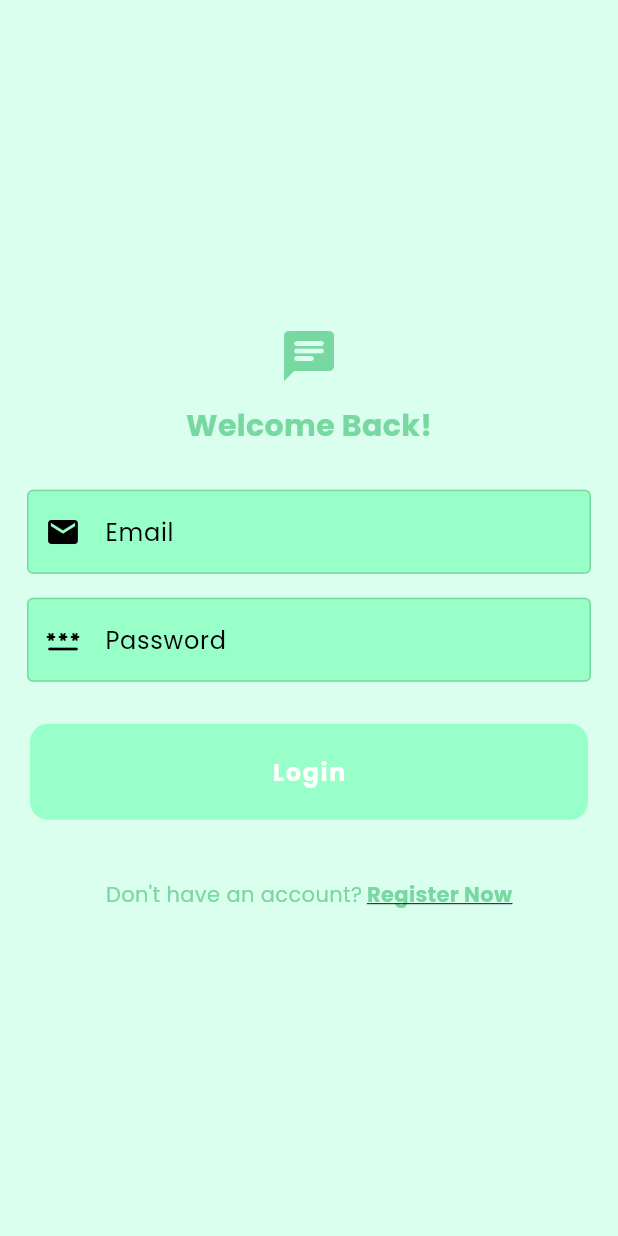
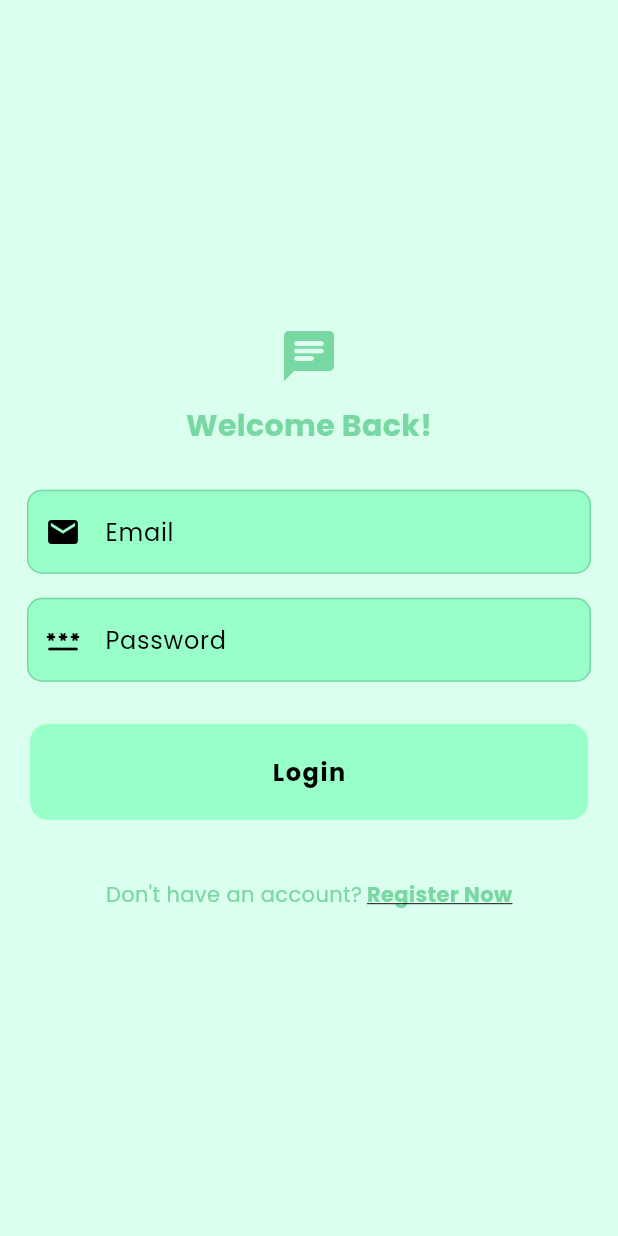
Before and after one commit to Fardeenhimself/chat_app, a Flutter app: the screen it shows after launch, on a phone screen of 412 x 824 dp. Run offline on Flutter 3.47's test engine with Material 3 defaults, Android fonts, the phone set to English and light mode, and no system bars; our stand-ins replace cloud_firestore, firebase_auth, firebase_core, google_fonts; accounts and stored records are empty.

Commit message:
auth button ui changes

```diff
--- a/lib/components/my_button.dart
+++ b/lib/components/my_button.dart
@@ -21,7 +21,7 @@ class MyButton extends StatelessWidget {
           child: Text(
             text,
             style: Theme.of(context).textTheme.bodyLarge!.copyWith(
-              color: Colors.white,
+              color: Theme.of(context).colorScheme.onPrimary,
               fontWeight: FontWeight.bold,
               letterSpacing: 1,
             ),
--- a/lib/components/my_textfield.dart
+++ b/lib/components/my_textfield.dart
@@ -29,11 +29,13 @@ class MyTextfield extends StatelessWidget {
         obscureText: obscureText,
         decoration: InputDecoration(
           enabledBorder: OutlineInputBorder(
+            borderRadius: BorderRadius.circular(10),
             borderSide: BorderSide(
               color: Theme.of(context).colorScheme.primary,
             ),
           ),
           focusedBorder: OutlineInputBorder(
+            borderRadius: BorderRadius.circular(10),
             borderSide: BorderSide(
               color: Theme.of(context).colorScheme.primary,
             ),
@@ -41,7 +43,6 @@ class MyTextfield extends StatelessWidget {
           fillColor: Theme.of(context).colorScheme.secondary,
           filled: true,
           hintText: hintText,
-          hintStyle: TextStyle(color: Theme.of(context).colorScheme.onPrimary),
           prefixIcon: prefixIcon,
           prefixIconColor: Theme.of(context).colorScheme.onPrimary,
         ),
```
